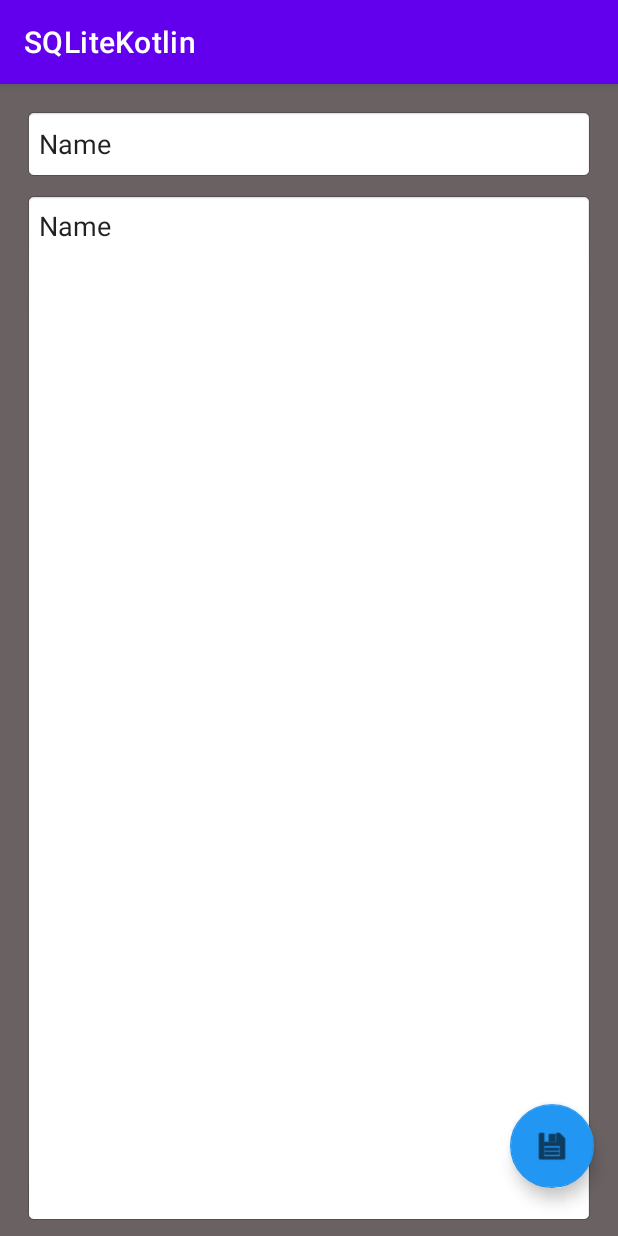
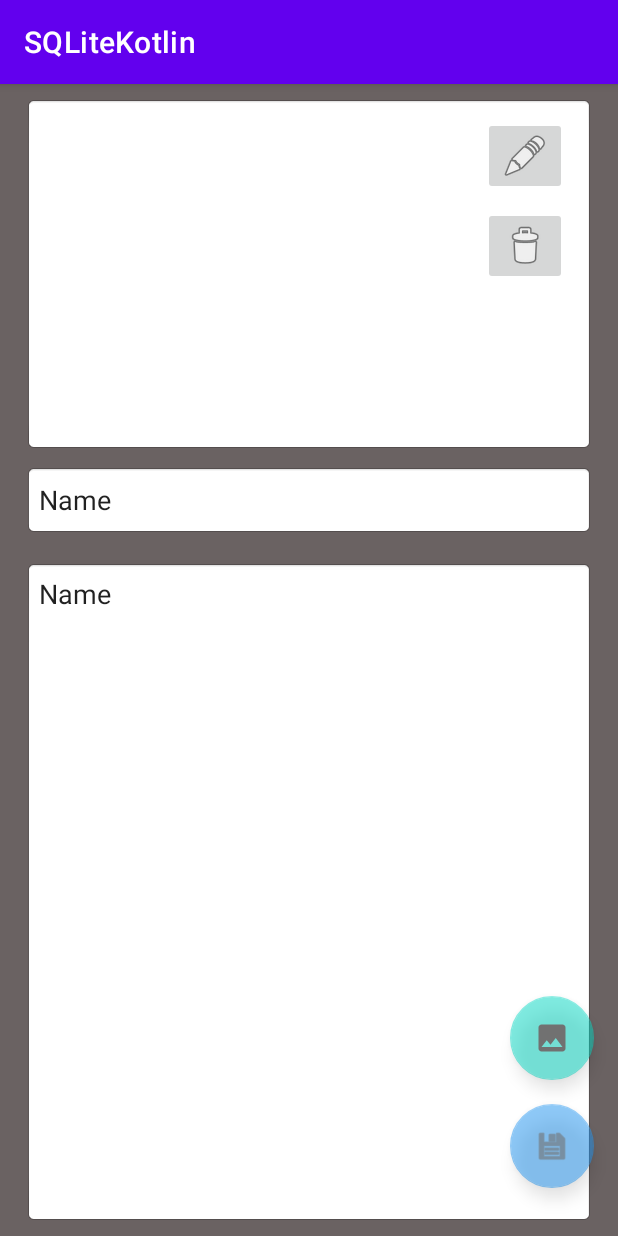
Before and after one commit to TigranMonte/KotlinLessons, an Android app: the EditActivity screen opened directly, with no data from a screen before it, on a phone screen of 412 x 824 dp. Run offline under Robolectric (Android 15) with nearby library versions, the phone set to English and light mode, and no system bars.

Commit message:
SQLite database app in Kotlin

```diff
--- /dev/null
+++ b/sqlitekotlin/src/main/res/drawable/ic_image.xml
@@ -0,0 +1,5 @@
+<vector android:height="24dp" android:tint="#FAF8F8"
+    android:viewportHeight="24" android:viewportWidth="24"
+    android:width="24dp" xmlns:android="http://schemas.android.com/apk/res/android">
+    <path android:fillColor="@android:color/white" android:pathData="M21,19V5c0,-1.1 -0.9,-2 -2,-2H5c-1.1,0 -2,0.9 -2,2v14c0,1.1 0.9,2 2,2h14c1.1,0 2,-0.9 2,-2zM8.5,13.5l2.5,3.01L14.5,12l4.5,6H5l3.5,-4.5z"/>
+</vector>
--- a/sqlitekotlin/src/main/res/layout/activity_edit.xml
+++ b/sqlitekotlin/src/main/res/layout/activity_edit.xml
@@ -7,22 +7,31 @@
     android:background="#6A6262"
     tools:context=".EditActivity">
 
+    <androidx.constraintlayout.widget.Guideline
+        android:id="@+id/guideline2"
+        android:layout_width="wrap_content"
+        android:layout_height="wrap_content"
+        android:orientation="horizontal"
+        app:layout_constraintGuide_percent="0.33" />
+
     <EditText
         android:id="@+id/edTitle"
         android:layout_width="0dp"
         android:layout_height="wrap_content"
         android:layout_marginStart="16dp"
-        android:layout_marginTop="16dp"
+        android:layout_marginTop="8dp"
         android:layout_marginEnd="16dp"
+        android:layout_marginBottom="8dp"
         android:background="@android:drawable/editbox_background_normal"
         android:ems="10"
         android:inputType="textPersonName"
         android:minHeight="48dp"
         android:padding="10dp"
         android:text="Name"
+        app:layout_constraintBottom_toTopOf="@+id/edDesc"
         app:layout_constraintEnd_toEndOf="parent"
         app:layout_constraintStart_toStartOf="parent"
-        app:layout_constraintTop_toTopOf="parent" />
+        app:layout_constraintTop_toBottomOf="@+id/mainImageLayout" />
 
     <EditText
         android:id="@+id/edDesc"
@@ -33,7 +42,7 @@
         android:background="@android:drawable/editbox_background_normal"
         android:ems="10"
         android:gravity="top"
-        android:inputType="textPersonName"
+        android:inputType="textMultiLine|textPersonName"
         android:padding="10dp"
         android:text="Name"
         app:layout_constraintBottom_toBottomOf="parent"
@@ -46,10 +55,74 @@
         android:layout_width="wrap_content"
         android:layout_height="wrap_content"
         android:layout_marginBottom="24dp"
+        android:alpha="0.5"
         android:clickable="true"
         android:contentDescription="@string/app_name"
         app:backgroundTint="#2196F3"
         app:layout_constraintBottom_toBottomOf="@+id/edDesc"
         app:layout_constraintEnd_toEndOf="@+id/edDesc"
         app:srcCompat="@android:drawable/ic_menu_save" />
+
+    <com.google.android.material.floatingactionbutton.FloatingActionButton
+        android:id="@+id/fbAddImage"
+        android:layout_width="wrap_content"
+        android:layout_height="wrap_content"
+        android:layout_marginBottom="16dp"
+        android:alpha="0.5"
+        android:clickable="true"
+        android:contentDescription="@string/app_name"
+        app:layout_constraintBottom_toTopOf="@+id/fbSave"
+        app:layout_constraintEnd_toEndOf="@+id/fbSave"
+        app:srcCompat="@drawable/ic_image" />
+
+    <androidx.constraintlayout.widget.ConstraintLayout
+        android:id="@+id/mainImageLayout"
+        android:layout_width="0dp"
+        android:layout_height="0dp"
+        android:layout_marginTop="8dp"
+        android:layout_marginBottom="8dp"
+        android:background="@android:drawable/editbox_background_normal"
+        android:visibility="visible"
+        app:layout_constraintBottom_toTopOf="@id/guideline2"
+        app:layout_constraintEnd_toEndOf="@id/edTitle"
+        app:layout_constraintStart_toStartOf="@id/edTitle"
+        app:layout_constraintTop_toTopOf="parent"
+        app:layout_constraintVertical_bias="0.0">
+
+        <ImageButton
+            android:id="@+id/imButtonEditImage"
+            android:layout_width="wrap_content"
+            android:layout_height="wrap_content"
+            android:layout_marginTop="8dp"
+            android:layout_marginEnd="8dp"
+            android:contentDescription="@string/app_name"
+            app:layout_constraintEnd_toEndOf="@id/imageView"
+            app:layout_constraintTop_toTopOf="parent"
+            app:srcCompat="@android:drawable/ic_menu_edit" />
+
+        <ImageButton
+            android:id="@+id/imButtonDeleteImage"
+            android:layout_width="wrap_content"
+            android:layout_height="wrap_content"
+            android:layout_marginTop="8dp"
+            android:layout_marginEnd="8dp"
+            android:contentDescription="@string/app_name"
+            app:layout_constraintEnd_toEndOf="parent"
+            app:layout_constraintTop_toBottomOf="@id/imButtonEditImage"
+            app:srcCompat="@android:drawable/ic_menu_delete" />
+
+        <ImageView
+            android:id="@+id/imageView"
+            android:layout_width="0dp"
+            android:layout_height="0dp"
+            android:layout_marginTop="8dp"
+            android:padding="10dp"
+            android:visibility="visible"
+            app:layout_constraintBottom_toBottomOf="parent"
+            app:layout_constraintEnd_toEndOf="parent"
+            app:layout_constraintStart_toStartOf="parent"
+            app:layout_constraintTop_toTopOf="parent"
+            tools:srcCompat="@tools:sample/avatars" />
+    </androidx.constraintlayout.widget.ConstraintLayout>
+
 </androidx.constraintlayout.widget.ConstraintLayout>
--- a/sqlitekotlin/src/main/res/layout/activity_main.xml
+++ b/sqlitekotlin/src/main/res/layout/activity_main.xml
@@ -34,10 +34,11 @@
         android:layout_height="wrap_content"
         android:layout_marginEnd="24dp"
         android:layout_marginBottom="32dp"
+        android:alpha="0.5"
         android:clickable="true"
         android:contentDescription="@string/app_name"
+        android:onClick="onClickNew"
         app:backgroundTint="#2196F3"
-        android:onClick="onClickNew"
         app:layout_constraintBottom_toBottomOf="parent"
         app:layout_constraintEnd_toEndOf="parent"
         app:srcCompat="@drawable/ic_add" />
```
